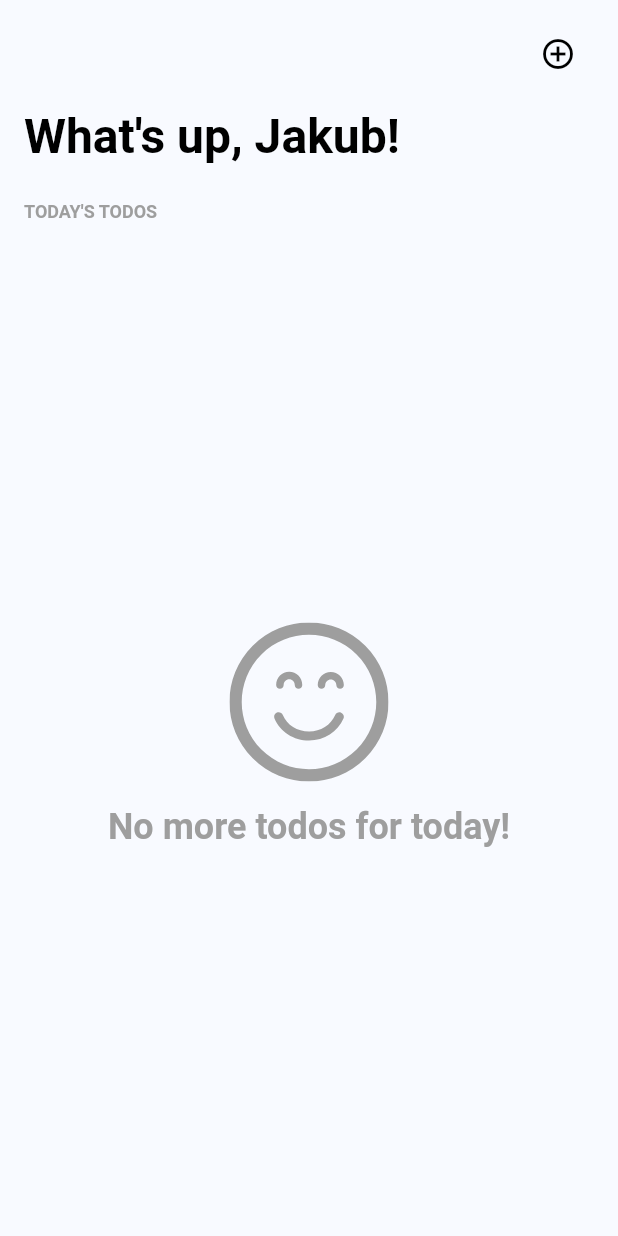
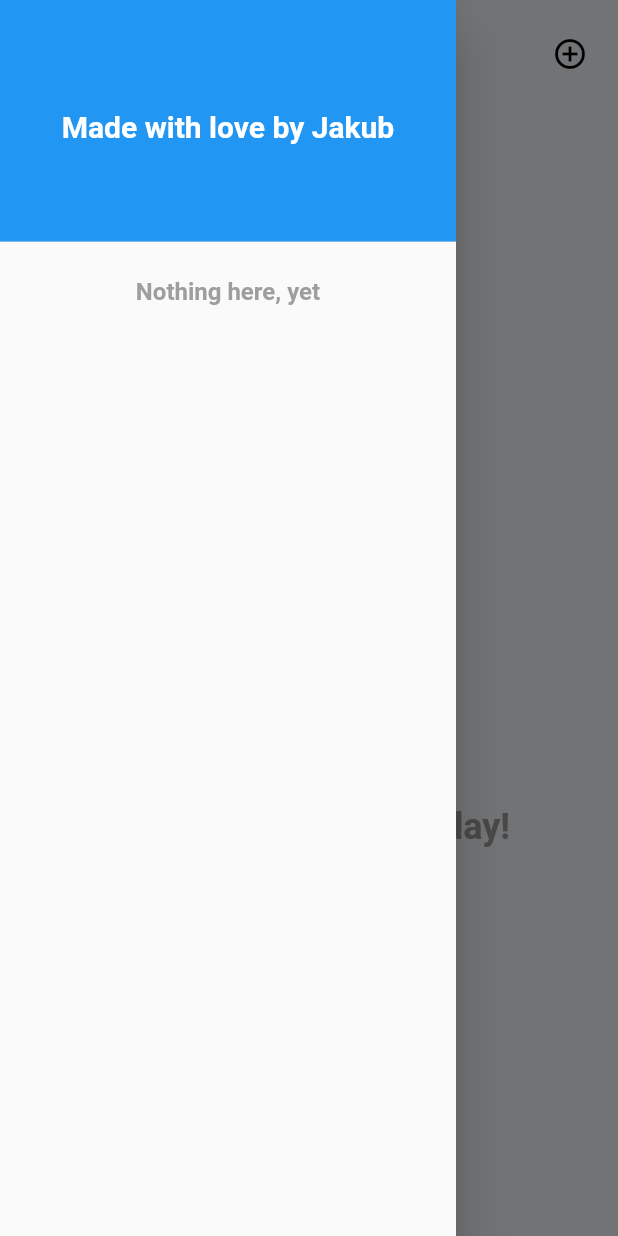
Before and after one commit to jakubkoje/flutter-todolist, a Flutter app: the screen it shows after launch, with the side drawer open (before the commit the screen has no drawer), on a phone screen of 412 x 824 dp. Run offline on Flutter 3.47's test engine with Material 2 defaults, Android fonts, the phone set to English and light mode, and no system bars; our stand-ins replace beamer, cloud_firestore, firebase_analytics, firebase_core, flutter_bloc, flutter_svg; accounts and stored records are empty.

Commit message:
drawer test

```diff
--- a/lib/modules/home/screens/home.dart
+++ b/lib/modules/home/screens/home.dart
@@ -23,17 +23,17 @@ class _HomePageState extends State<HomePage> {
     return Scaffold(
       extendBodyBehindAppBar: true,
       appBar: AppBar(
+        iconTheme: IconThemeData(color: Colors.black),
         elevation: 0,
         toolbarHeight: 72,
         backgroundColor: Colors.transparent,
         actions: [
           Container(
-                margin: EdgeInsets.only(right: 16),
+              margin: EdgeInsets.only(right: 8),
               child: IconButton(
                   onPressed: () => Beamer.of(context).beamToNamed('/add'),
                   icon: Icon(
                     Icons.add_circle_outline,
-                      color: Colors.black,
                   )))
         ],
       ),
@@ -60,7 +60,38 @@ class _HomePageState extends State<HomePage> {
             Expanded(child: TodoListWidget())
           ],
         ),
-        ));
+      ),
+      drawer: Drawer(
+        child: ListView(
+          padding: EdgeInsets.zero,
+          children: [
+            DrawerHeader(
+              decoration: BoxDecoration(color: Colors.blue),
+              child: Container(
+                  alignment: Alignment.center,
+                  child: Text(
+                    'Made with love️ by Jakub',
+                    style: TextStyle(
+                        color: Colors.white,
+                        fontSize: 20,
+                        fontWeight: FontWeight.bold),
+                  )),
+            ),
+            Container(
+              alignment: Alignment.center,
+              margin: EdgeInsets.only(top: 16),
+              child: Text(
+                'Nothing here, yet',
+                style: TextStyle(
+                    fontSize: 16,
+                    color: Colors.grey,
+                    fontWeight: FontWeight.bold),
+              ),
+            )
+          ],
+        ),
+      ),
+    );
   }
 }
 
```
Lines whose indentation alone changed are shown as unchanged.
